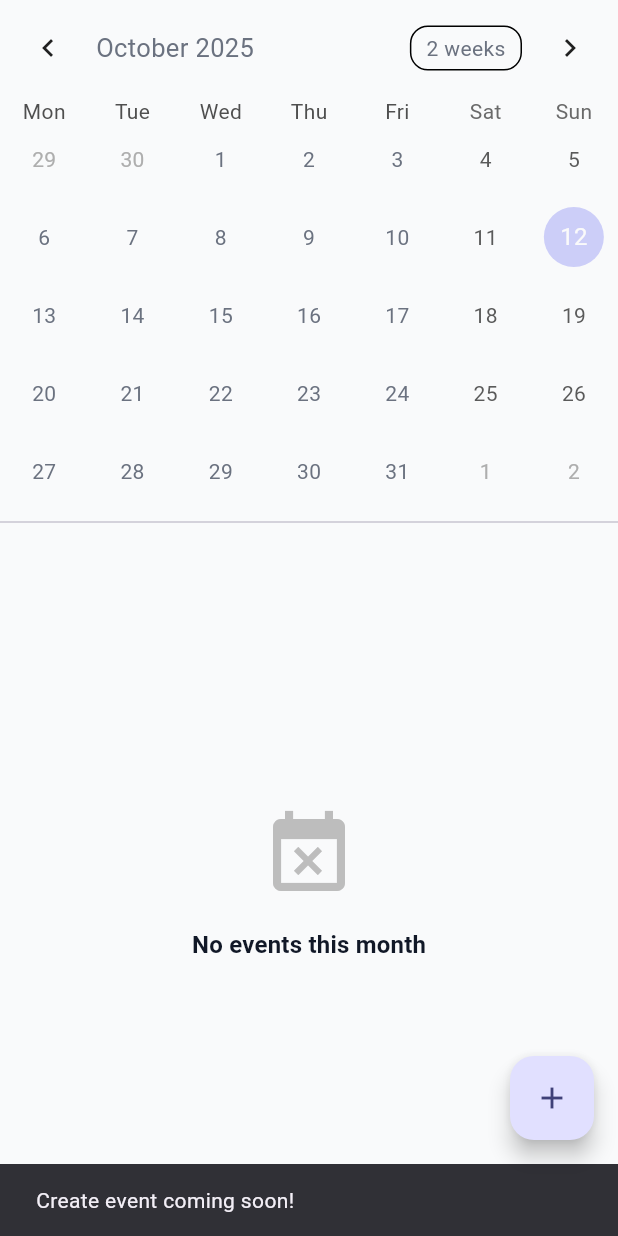
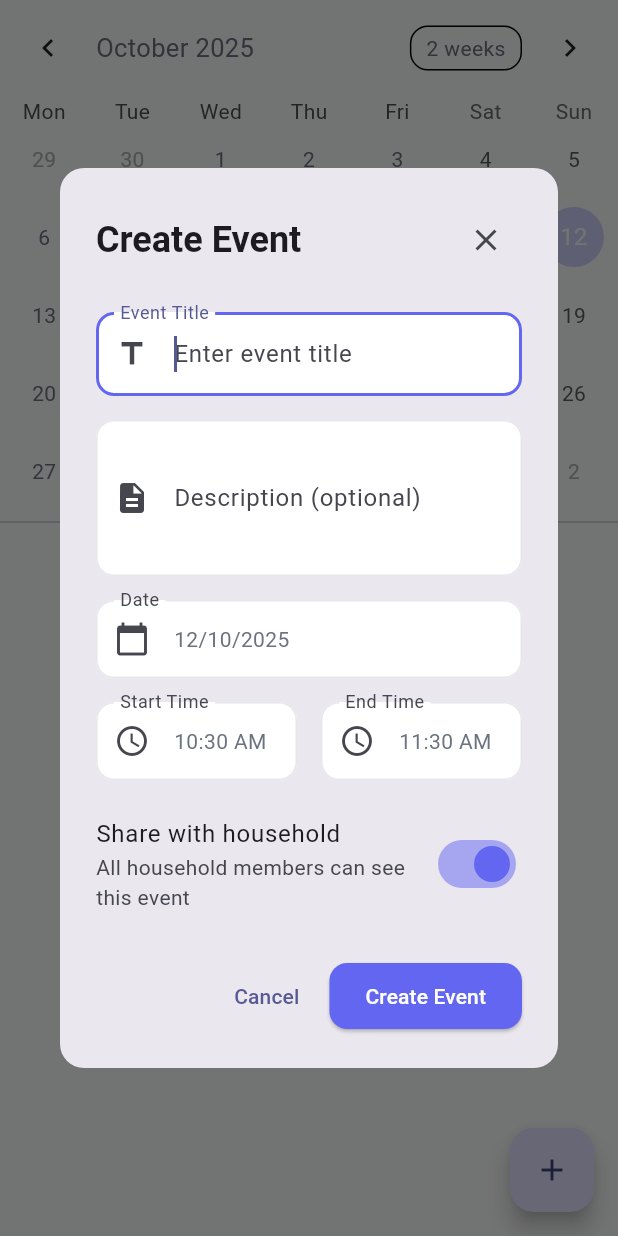
Before and after one commit to ctaylor450/homeManagement, a Flutter app: the SharedCalendarScreen screen opened directly, after a tap on the "add" icon, on a phone screen of 412 x 824 dp. Run offline on Flutter 3.47's test engine with Material 3 defaults, Android fonts, the phone set to English and light mode, and no system bars; drawn by our look-alikes of table_calendar; our stand-ins replace cloud_firestore, equatable, firebase_auth, firebase_core, firebase_messaging, flutter_local_notifications and 6 more; missing offline and left inert: googleapis; accounts and stored records are empty.

Commit message:
create event

```diff
--- a/home_management/lib/presentation/screens/calendar/shared_calendar_screen.dart
+++ b/home_management/lib/presentation/screens/calendar/shared_calendar_screen.dart
@@ -4,9 +4,10 @@ import 'package:table_calendar/table_calendar.dart';
 import '../../../core/theme/app_theme.dart';
 import '../../providers/calendar_provider.dart';
 import '../../widgets/loading_widget.dart';
+import '../../widgets/create_event_dialog.dart';
 
 class SharedCalendarScreen extends ConsumerStatefulWidget {
-  const SharedCalendarScreen({Key? key}) : super(key: key);
+  const SharedCalendarScreen({super.key});
 
   @override
   ConsumerState<SharedCalendarScreen> createState() =>
@@ -80,9 +81,13 @@ class _SharedCalendarScreenState extends ConsumerState<SharedCalendarScreen> {
       ),
       floatingActionButton: FloatingActionButton(
         onPressed: () {
-          // TODO: Implement create event
-          ScaffoldMessenger.of(context).showSnackBar(
-            const SnackBar(content: Text('Create event coming soon!')),
+          // Show create event dialog
+          showDialog(
+            context: context,
+            builder: (context) => CreateEventDialog(
+              selectedDate: _selectedDay ?? _focusedDay,
+              isSharedCalendar: true, // Default to shared for shared calendar screen
+            ),
           );
         },
         child: const Icon(Icons.add),
@@ -138,12 +143,37 @@ class _SharedCalendarScreenState extends ConsumerState<SharedCalendarScreen> {
                   color: AppTheme.primaryColor,
                 ),
                 title: Text(event.title),
-                subtitle: Text(
-                  '${_formatTime(event.startTime)} - ${_formatTime(event.endTime)}',
+                subtitle: Column(
+                  crossAxisAlignment: CrossAxisAlignment.start,
+                  children: [
+                    Text(
+                      '${_formatTime(event.startTime)} - ${_formatTime(event.endTime)}',
+                    ),
+                    if (event.description != null && event.description!.isNotEmpty)
+                      Padding(
+                        padding: const EdgeInsets.only(top: 4),
+                        child: Text(
+                          event.description!,
+                          style: TextStyle(
+                            fontSize: 12,
+                            color: Colors.grey[600],
+                          ),
+                          maxLines: 2,
+                          overflow: TextOverflow.ellipsis,
+                        ),
+                      ),
+                  ],
                 ),
                 trailing: event.isShared
-                    ? const Icon(Icons.group, size: 20)
+                    ? const Tooltip(
+                        message: 'Shared with household',
+                        child: Icon(Icons.group, size: 20),
+                      )
                     : null,
+                onTap: () {
+                  // TODO: Show event details dialog
+                  _showEventDetails(event);
+                },
               ),
             );
           },
@@ -154,6 +184,60 @@ class _SharedCalendarScreenState extends ConsumerState<SharedCalendarScreen> {
     );
   }
 
+  void _showEventDetails(event) {
+    showDialog(
+      context: context,
+      builder: (context) => AlertDialog(
+        title: Text(event.title),
+        content: Column(
+          mainAxisSize: MainAxisSize.min,
+          crossAxisAlignment: CrossAxisAlignment.start,
+          children: [
+            if (event.description != null && event.description!.isNotEmpty) ...[
+              Text(event.description!),
+              const SizedBox(height: 16),
+            ],
+            Row(
+              children: [
+                const Icon(Icons.access_time, size: 16),
+                const SizedBox(width: 8),
+                Text(
+                  '${_formatTime(event.startTime)} - ${_formatTime(event.endTime)}',
+                ),
+              ],
+            ),
+            const SizedBox(height: 8),
+            Row(
+              children: [
+                const Icon(Icons.calendar_today, size: 16),
+                const SizedBox(width: 8),
+                Text(
+                  '${event.startTime.day}/${event.startTime.month}/${event.startTime.year}',
+                ),
+              ],
+            ),
+            if (event.isShared) ...[
+              const SizedBox(height: 8),
+              const Row(
+                children: [
+                  Icon(Icons.group, size: 16),
+                  SizedBox(width: 8),
+                  Text('Shared with household'),
+                ],
+              ),
+            ],
+          ],
+        ),
+        actions: [
+          TextButton(
+            onPressed: () => Navigator.of(context).pop(),
+            child: const Text('Close'),
+          ),
+        ],
+      ),
+    );
+  }
+
   String _formatTime(DateTime dateTime) {
     return '${dateTime.hour.toString().padLeft(2, '0')}:${dateTime.minute.toString().padLeft(2, '0')}';
   }
--- /dev/null
+++ b/home_management/lib/presentation/widgets/create_event_dialog.dart
@@ -0,0 +1,347 @@
+import 'package:flutter/material.dart';
+import 'package:flutter_riverpod/flutter_riverpod.dart';
+import '../../core/theme/app_theme.dart';
+import '../../data/models/calendar_event_model.dart';
+import '../providers/auth_provider.dart';
+import '../providers/calendar_provider.dart';
+
+class CreateEventDialog extends ConsumerStatefulWidget {
+  final DateTime? selectedDate;
+  final bool isSharedCalendar;
+
+  const CreateEventDialog({
+    super.key,
+    this.selectedDate,
+    this.isSharedCalendar = false,
+  });
+
+  @override
+  ConsumerState<CreateEventDialog> createState() => _CreateEventDialogState();
+}
+
+class _CreateEventDialogState extends ConsumerState<CreateEventDialog> {
+  final _formKey = GlobalKey<FormState>();
+  final _titleController = TextEditingController();
+  final _descriptionController = TextEditingController();
+
+  late DateTime _selectedDate;
+  TimeOfDay _startTime = TimeOfDay.now();
+  TimeOfDay _endTime = TimeOfDay(hour: TimeOfDay.now().hour + 1, minute: TimeOfDay.now().minute);
+  bool _isShared = false;
+  bool _isLoading = false;
+
+  @override
+  void initState() {
+    super.initState();
+    _selectedDate = widget.selectedDate ?? DateTime.now();
+    _isShared = widget.isSharedCalendar;
+  }
+
+  @override
+  void dispose() {
+    _titleController.dispose();
+    _descriptionController.dispose();
+    super.dispose();
+  }
+
+  Future<void> _selectDate() async {
+    final picked = await showDatePicker(
+      context: context,
+      initialDate: _selectedDate,
+      firstDate: DateTime(2020),
+      lastDate: DateTime(2030),
+    );
+    if (picked != null) {
+      setState(() {
+        _selectedDate = picked;
+      });
+    }
+  }
+
+  Future<void> _selectStartTime() async {
+    final picked = await showTimePicker(
+      context: context,
+      initialTime: _startTime,
+    );
+    if (picked != null) {
+      setState(() {
+        _startTime = picked;
+        // Automatically adjust end time if it's before start time
+        if (_endTime.hour < _startTime.hour ||
+            (_endTime.hour == _startTime.hour && _endTime.minute <= _startTime.minute)) {
+          _endTime = TimeOfDay(
+            hour: (_startTime.hour + 1) % 24,
+            minute: _startTime.minute,
+          );
+        }
+      });
+    }
+  }
+
+  Future<void> _selectEndTime() async {
+    final picked = await showTimePicker(
+      context: context,
+      initialTime: _endTime,
+    );
+    if (picked != null) {
+      setState(() {
+        _endTime = picked;
+      });
+    }
+  }
+
+  DateTime _combineDateAndTime(DateTime date, TimeOfDay time) {
+    return DateTime(
+      date.year,
+      date.month,
+      date.day,
+      time.hour,
+      time.minute,
+    );
+  }
+
+  Future<void> _createEvent() async {
+    if (!_formKey.currentState!.validate()) {
+      return;
+    }
+
+    setState(() => _isLoading = true);
+
+    try {
+      final user = ref.read(currentUserProvider).value;
+      final householdId = ref.read(currentHouseholdIdProvider);
+
+      if (user == null || householdId == null) {
+        throw Exception('User or household not found');
+      }
+
+      final startDateTime = _combineDateAndTime(_selectedDate, _startTime);
+      final endDateTime = _combineDateAndTime(_selectedDate, _endTime);
+
+      // Validate end time is after start time
+      if (endDateTime.isBefore(startDateTime) || endDateTime.isAtSameMomentAs(startDateTime)) {
+        if (mounted) {
+          ScaffoldMessenger.of(context).showSnackBar(
+            const SnackBar(
+              content: Text('End time must be after start time'),
+              backgroundColor: Colors.red,
+            ),
+          );
+        }
+        setState(() => _isLoading = false);
+        return;
+      }
+
+      final event = CalendarEventModel(
+        id: '',
+        title: _titleController.text.trim(),
+        description: _descriptionController.text.trim(),
+        startTime: startDateTime,
+        endTime: endDateTime,
+        userId: user.id,
+        householdId: householdId,
+        isShared: _isShared,
+        type: EventType.event,
+      );
+
+      // Create the event (will sync to Google Calendar if two-way sync is enabled)
+      await ref.read(calendarActionsProvider).createEvent(event);
+
+      if (mounted) {
+        Navigator.of(context).pop();
+        ScaffoldMessenger.of(context).showSnackBar(
+          SnackBar(
+            content: Text(
+              _isShared
+                ? 'Shared event created successfully!'
+                : 'Event created successfully!'
+            ),
+            backgroundColor: Colors.green,
+          ),
+        );
+      }
+    } catch (e) {
+      if (mounted) {
+        ScaffoldMessenger.of(context).showSnackBar(
+          SnackBar(
+            content: Text('Error creating event: $e'),
+            backgroundColor: Colors.red,
+          ),
+        );
+      }
+    } finally {
+      if (mounted) {
+        setState(() => _isLoading = false);
+      }
+    }
+  }
+
+  @override
+  Widget build(BuildContext context) {
+    return Dialog(
+      shape: RoundedRectangleBorder(
+        borderRadius: BorderRadius.circular(16),
+      ),
+      child: SingleChildScrollView(
+        child: Padding(
+          padding: const EdgeInsets.all(24.0),
+          child: Form(
+            key: _formKey,
+            child: Column(
+              mainAxisSize: MainAxisSize.min,
+              crossAxisAlignment: CrossAxisAlignment.start,
+              children: [
+                Row(
+                  mainAxisAlignment: MainAxisAlignment.spaceBetween,
+                  children: [
+                    Text(
+                      'Create Event',
+                      style: Theme.of(context).textTheme.headlineSmall?.copyWith(
+                        fontWeight: FontWeight.bold,
+                      ),
+                    ),
+                    IconButton(
+                      icon: const Icon(Icons.close),
+                      onPressed: () => Navigator.of(context).pop(),
+                    ),
+                  ],
+                ),
+                const SizedBox(height: 24),
+
+                // Title field
+                TextFormField(
+                  controller: _titleController,
+                  decoration: const InputDecoration(
+                    labelText: 'Event Title',
+                    hintText: 'Enter event title',
+                    prefixIcon: Icon(Icons.title),
+                    border: OutlineInputBorder(),
+                  ),
+                  validator: (value) {
+                    if (value == null || value.trim().isEmpty) {
+                      return 'Please enter a title';
+                    }
+                    return null;
+                  },
+                  autofocus: true,
+                ),
+                const SizedBox(height: 16),
+
+                // Description field
+                TextFormField(
+                  controller: _descriptionController,
+                  decoration: const InputDecoration(
+                    labelText: 'Description (optional)',
+                    hintText: 'Enter event description',
+                    prefixIcon: Icon(Icons.description),
+                    border: OutlineInputBorder(),
+                  ),
+                  maxLines: 3,
+                ),
+                const SizedBox(height: 16),
+
+                // Date picker
+                InkWell(
+                  onTap: _selectDate,
+                  child: InputDecorator(
+                    decoration: const InputDecoration(
+                      labelText: 'Date',
+                      prefixIcon: Icon(Icons.calendar_today),
+                      border: OutlineInputBorder(),
+                    ),
+                    child: Text(
+                      '${_selectedDate.day}/${_selectedDate.month}/${_selectedDate.year}',
+                    ),
+                  ),
+                ),
+                const SizedBox(height: 16),
+
+                // Time pickers
+                Row(
+                  children: [
+                    Expanded(
+                      child: InkWell(
+                        onTap: _selectStartTime,
+                        child: InputDecorator(
+                          decoration: const InputDecoration(
+                            labelText: 'Start Time',
+                            prefixIcon: Icon(Icons.access_time),
+                            border: OutlineInputBorder(),
+                          ),
+                          child: Text(
+                            _startTime.format(context),
+                          ),
+                        ),
+                      ),
+                    ),
+                    const SizedBox(width: 16),
+                    Expanded(
+                      child: InkWell(
+                        onTap: _selectEndTime,
+                        child: InputDecorator(
+                          decoration: const InputDecoration(
+                            labelText: 'End Time',
+                            prefixIcon: Icon(Icons.access_time),
+                            border: OutlineInputBorder(),
+                          ),
+                          child: Text(
+                            _endTime.format(context),
+                          ),
+                        ),
+                      ),
+                    ),
+                  ],
+                ),
+                const SizedBox(height: 16),
+
+                // Shared toggle
+                SwitchListTile(
+                  title: const Text('Share with household'),
+                  subtitle: const Text('All household members can see this event'),
+                  value: _isShared,
+                  onChanged: (value) {
+                    setState(() {
+                      _isShared = value;
+                    });
+                  },
+                  activeColor: AppTheme.primaryColor,
+                  contentPadding: EdgeInsets.zero,
+                ),
+                const SizedBox(height: 24),
+
+                // Action buttons
+                Row(
+                  mainAxisAlignment: MainAxisAlignment.end,
+                  children: [
+                    TextButton(
+                      onPressed: _isLoading ? null : () => Navigator.of(context).pop(),
+                      child: const Text('Cancel'),
+                    ),
+                    const SizedBox(width: 8),
+                    ElevatedButton(
+                      onPressed: _isLoading ? null : _createEvent,
+                      style: ElevatedButton.styleFrom(
+                        backgroundColor: AppTheme.primaryColor,
+                        foregroundColor: Colors.white,
+                      ),
+                      child: _isLoading
+                          ? const SizedBox(
+                              width: 20,
+                              height: 20,
+                              child: CircularProgressIndicator(
+                                strokeWidth: 2,
+                                valueColor: AlwaysStoppedAnimation<Color>(Colors.white),
+                              ),
+                            )
+                          : const Text('Create Event'),
+                    ),
+                  ],
+                ),
+              ],
+            ),
+          ),
+        ),
+      ),
+    );
+  }
+}
```
